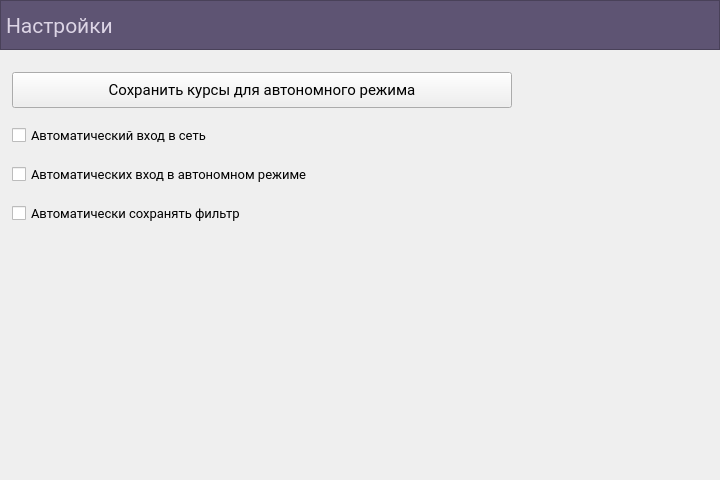
First picture: the form in source/windows/SettingsForm.ui, repository Y4r0z/BMSTU_Offline, before the edit.
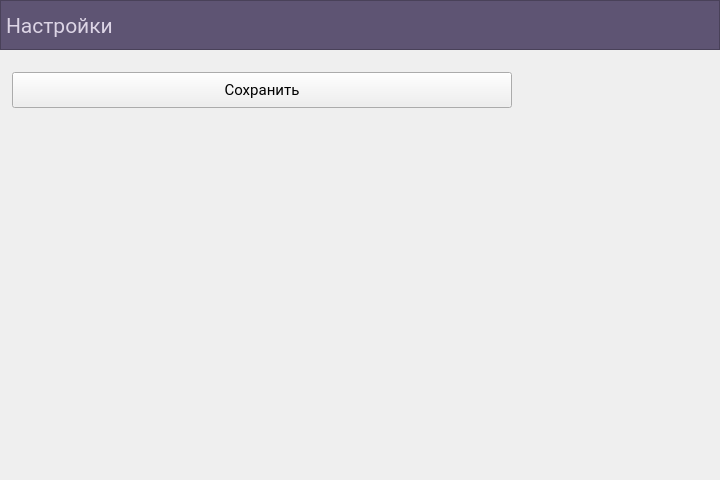
Second picture: the form after the edit.

Patch:
```diff
--- a/source/windows/SettingsForm.ui
+++ b/source/windows/SettingsForm.ui
@@ -129,7 +129,7 @@
     </widget>
    </item>
    <item row="1" column="0">
-    <layout class="QVBoxLayout" name="verticalLayout" stretch="0,0,0,0,0">
+    <layout class="QVBoxLayout" name="verticalLayout" stretch="0,0">
      <property name="spacing">
       <number>16</number>
      </property>
@@ -172,46 +172,7 @@
         </font>
        </property>
        <property name="text">
-        <string>Сохранить курсы для автономного режима</string>
-       </property>
-      </widget>
-     </item>
-     <item>
-      <widget class="QCheckBox" name="autoOnline">
-       <property name="font">
-        <font>
-         <family>Roboto</family>
-         <pointsize>10</pointsize>
-        </font>
-       </property>
-       <property name="text">
-        <string>Автоматический вход в сеть</string>
-       </property>
-      </widget>
-     </item>
-     <item>
-      <widget class="QCheckBox" name="autoOffline">
-       <property name="font">
-        <font>
-         <family>Roboto</family>
-         <pointsize>10</pointsize>
-        </font>
-       </property>
-       <property name="text">
-        <string>Автоматических вход в автономном режиме</string>
-       </property>
-      </widget>
-     </item>
-     <item>
-      <widget class="QCheckBox" name="autoFilter">
-       <property name="font">
-        <font>
-         <family>Roboto</family>
-         <pointsize>10</pointsize>
-        </font>
-       </property>
-       <property name="text">
-        <string>Автоматически сохранять фильтр</string>
+        <string>Сохранить</string>
        </property>
       </widget>
      </item>
```
